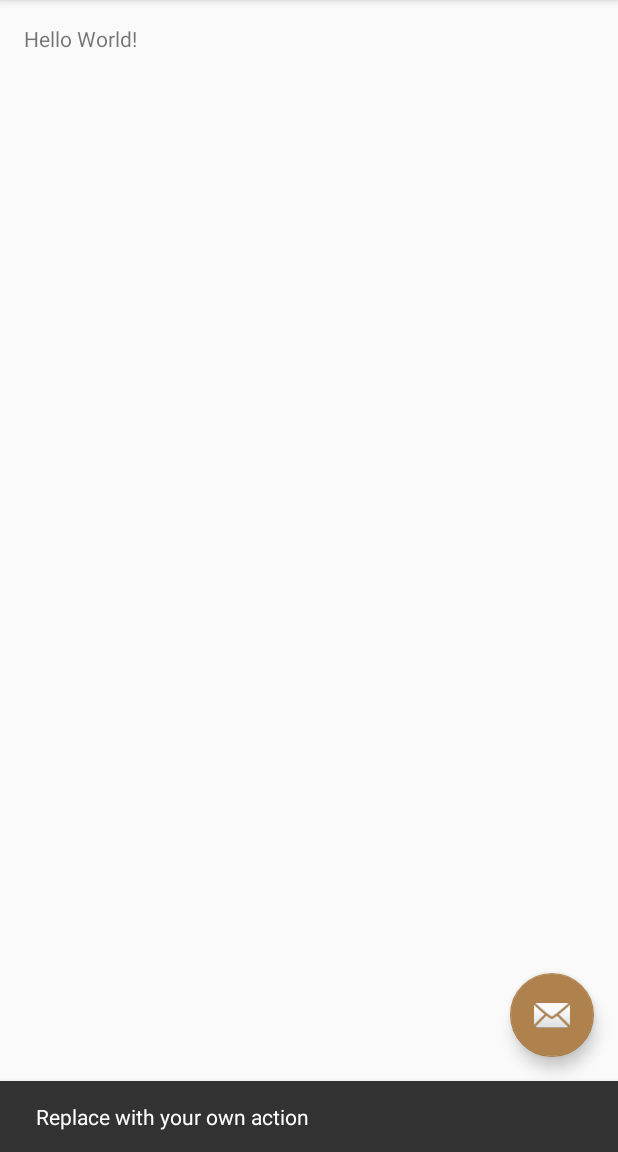
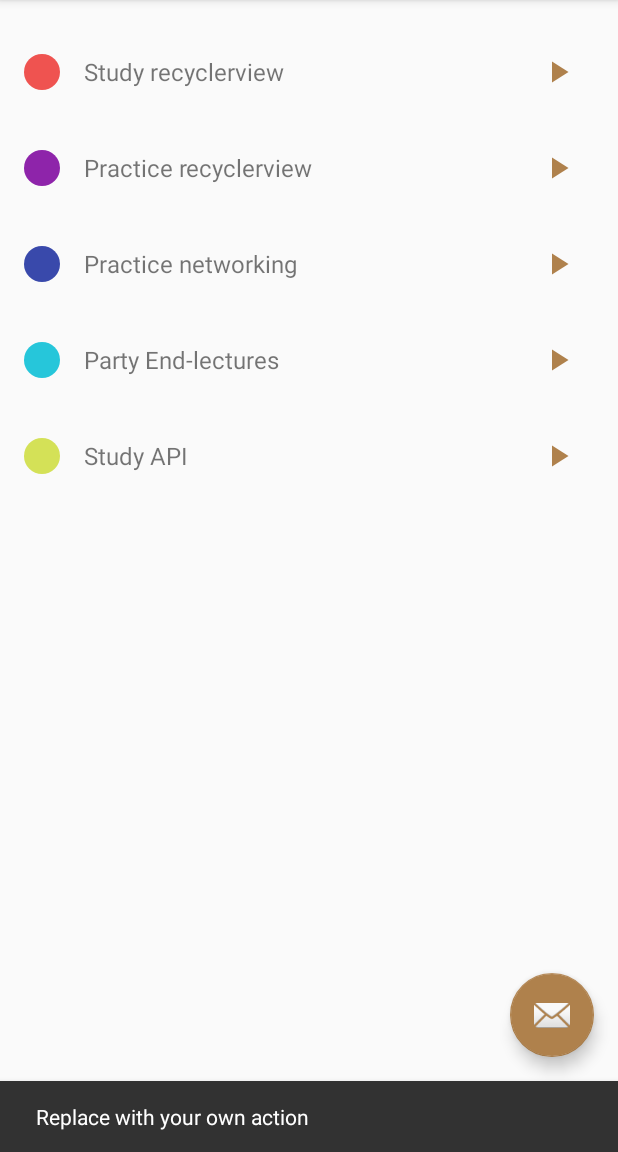
Before and after one commit to qhuydtvt/android7-pomodoro, an Android app: the TaskActivity screen opened directly, with no data from a screen before it, after a tap on an icon or button, on a phone screen of 412 x 824 dp, the part 84-1236 px from its top. Run offline under Robolectric (Android 15) with nearby library versions, the phone set to English and light mode, and no system bars; our stand-ins replace ButterKnife.

Commit message:
Session 5

```diff
--- a/app/build.gradle
+++ b/app/build.gradle
@@ -29,5 +29,7 @@ dependencies {
     compile 'com.squareup.retrofit2:retrofit:2.1.0'
     compile 'com.squareup.retrofit2:converter-gson:2.1.0'
     compile group: 'com.google.code.gson', name: 'gson', version: '2.8.0'
+    compile 'com.jakewharton:butterknife:8.5.1'
+    annotationProcessor 'com.jakewharton:butterknife-compiler:8.5.1'
     testCompile 'junit:junit:4.12'
 }
--- a/app/src/main/java/techkids/vn/android7pomodoro/PomodoroApplication.java
+++ b/app/src/main/java/techkids/vn/android7pomodoro/PomodoroApplication.java
@@ -3,6 +3,8 @@ package techkids.vn.android7pomodoro;
 import android.app.Application;
 import android.util.Log;
 
+import techkids.vn.android7pomodoro.databases.DbContext;
+import techkids.vn.android7pomodoro.databases.models.Task;
 import techkids.vn.android7pomodoro.settings.SharedPrefs;
 
 /**
@@ -18,5 +20,9 @@ public class PomodoroApplication extends Application {
         super.onCreate();
         Log.d(TAG, "onCreate: ");
         SharedPrefs.init(this);
+
+        for (Task task : DbContext.instance.allTasks()) {
+            Log.d(TAG, String.format("onCreate: %s", task));
+        }
     }
 }
--- a/app/src/main/java/techkids/vn/android7pomodoro/activities/LoginActivity.java
+++ b/app/src/main/java/techkids/vn/android7pomodoro/activities/LoginActivity.java
@@ -50,7 +50,7 @@ public class LoginActivity extends AppCompatActivity {
     protected void onCreate(Bundle savedInstanceState) {
         super.onCreate(savedInstanceState);
 
-        //skipLoginIfPossible();
+        skipLoginIfPossible();
 
         setContentView(R.layout.activity_login);
 
--- a/app/src/main/java/techkids/vn/android7pomodoro/activities/TaskActivity.java
+++ b/app/src/main/java/techkids/vn/android7pomodoro/activities/TaskActivity.java
@@ -3,6 +3,8 @@ package techkids.vn.android7pomodoro.activities;
 import android.os.Bundle;
 import android.support.design.widget.FloatingActionButton;
 import android.support.design.widget.Snackbar;
+import android.support.v7.widget.LinearLayoutManager;
+import android.support.v7.widget.RecyclerView;
 import android.view.View;
 import android.support.design.widget.NavigationView;
 import android.support.v4.view.GravityCompat;
@@ -13,15 +15,24 @@ import android.support.v7.widget.Toolbar;
 import android.view.Menu;
 import android.view.MenuItem;
 
+import butterknife.BindView;
+import butterknife.ButterKnife;
 import techkids.vn.android7pomodoro.R;
+import techkids.vn.android7pomodoro.adapters.TaskAdapter;
 
 public class TaskActivity extends AppCompatActivity
         implements NavigationView.OnNavigationItemSelectedListener {
+
+    @BindView(R.id.rv_task)
+    RecyclerView rvTask;
+
+    private TaskAdapter taskAdapter;
 
     @Override
     protected void onCreate(Bundle savedInstanceState) {
         super.onCreate(savedInstanceState);
         setContentView(R.layout.activity_task);
+        // TODO: Move UI setup to proper method
         Toolbar toolbar = (Toolbar) findViewById(R.id.toolbar);
         setSupportActionBar(toolbar);
 
@@ -42,6 +53,16 @@ public class TaskActivity extends AppCompatActivity
 
         NavigationView navigationView = (NavigationView) findViewById(R.id.nav_view);
         navigationView.setNavigationItemSelectedListener(this);
+
+        setupUI();
+    }
+
+    private void setupUI() {
+        ButterKnife.bind(this);
+
+        taskAdapter = new TaskAdapter();
+        rvTask.setAdapter(taskAdapter);
+        rvTask.setLayoutManager(new LinearLayoutManager(this));
     }
 
     @Override
--- /dev/null
+++ b/app/src/main/java/techkids/vn/android7pomodoro/adapters/TaskAdapter.java
@@ -0,0 +1,43 @@
+package techkids.vn.android7pomodoro.adapters;
+
+import android.support.v7.widget.RecyclerView;
+import android.view.LayoutInflater;
+import android.view.View;
+import android.view.ViewGroup;
+
+import techkids.vn.android7pomodoro.R;
+import techkids.vn.android7pomodoro.adapters.viewholders.TaskViewHolder;
+import techkids.vn.android7pomodoro.databases.DbContext;
+import techkids.vn.android7pomodoro.databases.models.Task;
+
+/**
+ * Created by huynq on 2/8/17.
+ */
+
+public class TaskAdapter extends RecyclerView.Adapter<TaskViewHolder> {
+
+    @Override
+    public TaskViewHolder onCreateViewHolder(ViewGroup parent, int viewType) {
+        //1: Create View
+        LayoutInflater layoutInflater = LayoutInflater.from(parent.getContext());
+        View itemView = layoutInflater.inflate(R.layout.item_task, parent, false);
+
+        //2: Create ViewHolder
+        TaskViewHolder taskViewHolder = new TaskViewHolder(itemView);
+        return taskViewHolder;
+    }
+
+    @Override
+    public void onBindViewHolder(TaskViewHolder holder, int position) {
+        //1: Get data based on position
+        Task task = DbContext.instance.allTasks().get(position);
+
+        //2: Bind data into view
+        holder.bind(task);
+    }
+
+    @Override
+    public int getItemCount() {
+        return DbContext.instance.allTasks().size();
+    }
+}
--- /dev/null
+++ b/app/src/main/java/techkids/vn/android7pomodoro/adapters/viewholders/TaskViewHolder.java
@@ -0,0 +1,40 @@
+package techkids.vn.android7pomodoro.adapters.viewholders;
+
+import android.graphics.Color;
+import android.graphics.drawable.GradientDrawable;
+import android.support.v7.widget.RecyclerView;
+import android.view.View;
+import android.widget.TextView;
+
+import butterknife.BindView;
+import butterknife.ButterKnife;
+import techkids.vn.android7pomodoro.R;
+import techkids.vn.android7pomodoro.databases.models.Task;
+
+/**
+ * Created by huynq on 2/8/17.
+ */
+
+public class TaskViewHolder extends RecyclerView.ViewHolder {
+
+    @BindView(R.id.v_task_color)
+    View vTaskColor;
+
+    @BindView(R.id.tv_task_name)
+    TextView tvTaskName;
+
+    public TaskViewHolder(View itemView) {
+        super(itemView);
+        ButterKnife.bind(this, itemView);
+    }
+
+    public void bind(Task task) {
+        //1: Bind Color
+//        vTaskColor.setBackgroundColor(Color.parseColor(task.getColor()));
+        GradientDrawable drawable = (GradientDrawable)vTaskColor.getBackground();
+        drawable.setColor(Color.parseColor(task.getColor()));
+
+        //2: Bind Task name
+        tvTaskName.setText(task.getName());
+    }
+}
--- /dev/null
+++ b/app/src/main/java/techkids/vn/android7pomodoro/databases/DbContext.java
@@ -0,0 +1,30 @@
+package techkids.vn.android7pomodoro.databases;
+
+import java.util.ArrayList;
+import java.util.List;
+
+import techkids.vn.android7pomodoro.databases.models.Task;
+
+/**
+ * Created by huynq on 2/8/17.
+ */
+
+public class DbContext {
+
+    public static final DbContext instance = new DbContext();
+
+    public List<Task> allTasks() {
+        //Fake data (dummy data)
+        //1: Create array list
+        ArrayList<Task> tasks = new ArrayList<>();
+
+        //2: Add some tassk and return
+        tasks.add(new Task("Study recyclerview", "#EF5350"));
+        tasks.add(new Task("Practice recyclerview", "#8E24AA"));
+        tasks.add(new Task("Practice networking", "#3949AB"));
+        tasks.add(new Task("Party End-lectures", "#26C6DA"));
+        tasks.add(new Task("Study API", "#D4E157"));
+
+        return tasks;
+    }
+}
--- /dev/null
+++ b/app/src/main/java/techkids/vn/android7pomodoro/databases/models/Task.java
@@ -0,0 +1,39 @@
+package techkids.vn.android7pomodoro.databases.models;
+
+/**
+ * Created by huynq on 2/8/17.
+ */
+
+public class Task {
+    private String name;
+    private String color;
+
+    public Task(String name, String color) {
+        this.name = name;
+        this.color = color;
+    }
+
+    public String getName() {
+        return name;
+    }
+
+    public void setName(String name) {
+        this.name = name;
+    }
+
+    public String getColor() {
+        return color;
+    }
+
+    public void setColor(String color) {
+        this.color = color;
+    }
+
+    @Override
+    public String toString() {
+        return "Task{" +
+                "name='" + name + '\'' +
+                ", color='" + color + '\'' +
+                '}';
+    }
+}
--- /dev/null
+++ b/app/src/main/res/drawable/ic_play_arrow_24px.xml
@@ -0,0 +1,9 @@
+<vector xmlns:android="http://schemas.android.com/apk/res/android"
+        android:width="24dp"
+        android:height="24dp"
+        android:viewportWidth="24.0"
+        android:viewportHeight="24.0">
+    <path
+        android:pathData="M8,5v14l11,-7z"
+        android:fillColor="@color/colorAccent"/>
+</vector>
--- /dev/null
+++ b/app/src/main/res/drawable/shape_task_color.xml
@@ -0,0 +1,7 @@
+<?xml version="1.0" encoding="utf-8"?>
+<shape android:shape="oval"
+    xmlns:android="http://schemas.android.com/apk/res/android">
+
+    <solid android:color="@color/colorAccent">
+    </solid>
+</shape>
--- a/app/src/main/res/layout/content_task.xml
+++ b/app/src/main/res/layout/content_task.xml
@@ -13,8 +13,8 @@
     tools:context="techkids.vn.android7pomodoro.activities.TaskActivity"
     tools:showIn="@layout/app_bar_task">
 
-    <TextView
-        android:layout_width="wrap_content"
-        android:layout_height="wrap_content"
-        android:text="Hello World!" />
+    <android.support.v7.widget.RecyclerView
+        android:id="@+id/rv_task"
+        android:layout_width="match_parent"
+        android:layout_height="match_parent"/>
 </RelativeLayout>
--- /dev/null
+++ b/app/src/main/res/layout/item_task.xml
@@ -0,0 +1,33 @@
+<?xml version="1.0" encoding="utf-8"?>
+<RelativeLayout xmlns:android="http://schemas.android.com/apk/res/android"
+    android:layout_width="match_parent"
+    android:layout_height="@dimen/list_item_height"
+    xmlns:app="http://schemas.android.com/apk/res-auto">
+
+    <View
+        android:id="@+id/v_task_color"
+        android:layout_alignParentStart="true"
+        android:layout_centerVertical="true"
+        android:background="@drawable/shape_task_color"
+        android:layout_marginEnd="@dimen/view_inter_space"
+        android:layout_width="24dp"
+        android:layout_height="24dp" />
+
+    <ImageButton
+        android:layout_alignParentEnd="true"
+        android:layout_centerVertical="true"
+        android:background="@color/collorTransparent"
+        app:srcCompat="@drawable/ic_play_arrow_24px"
+        android:layout_width="48dp"
+        android:layout_height="48dp" />
+
+    <TextView
+        android:id="@+id/tv_task_name"
+        android:textSize="16sp"
+        android:layout_toEndOf="@id/v_task_color"
+        android:layout_centerVertical="true"
+        android:layout_alignParentEnd="true"
+        android:layout_width="match_parent"
+        android:layout_height="wrap_content" />
+
+</RelativeLayout>
--- a/app/src/main/res/values/dimens.xml
+++ b/app/src/main/res/values/dimens.xml
@@ -9,4 +9,6 @@
     <dimen name="button_height">36dp</dimen>
     <dimen name="button_margin_top">6dp</dimen>
     <dimen name="button_margin_bottom">6dp</dimen>
+    <dimen name="list_item_height">64dp</dimen>
+    <dimen name="view_inter_space">16dp</dimen>
 </resources>
```
Also changed, not shown: app/src/main/res/layout/nav_header_task.xml (renamed from app/src/main/res/layout/nav_header_Task.xml).
